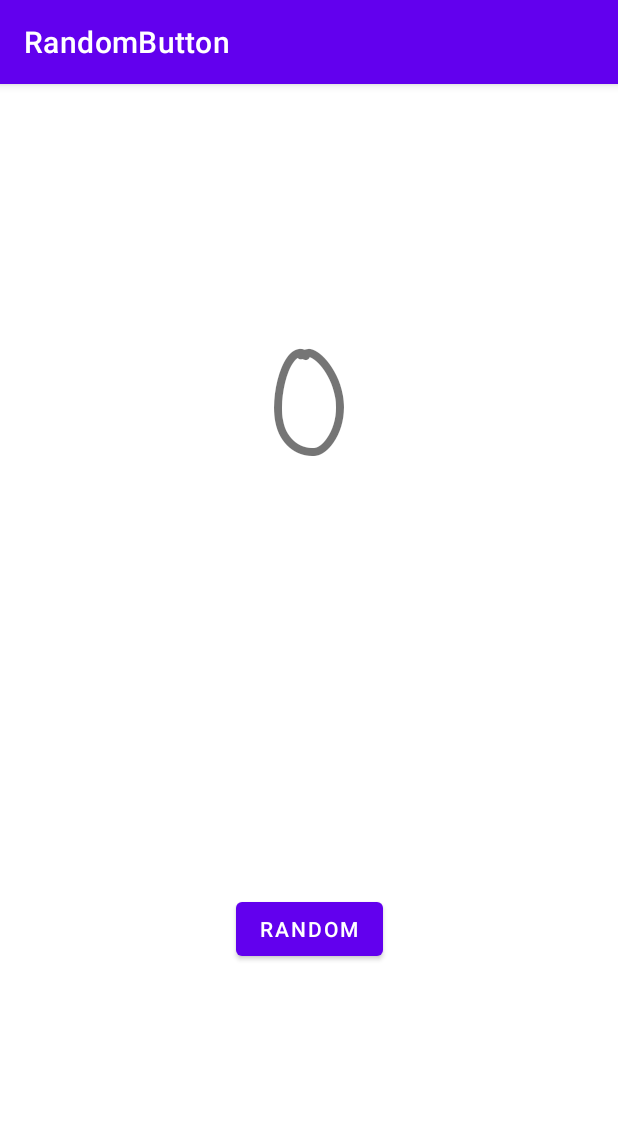
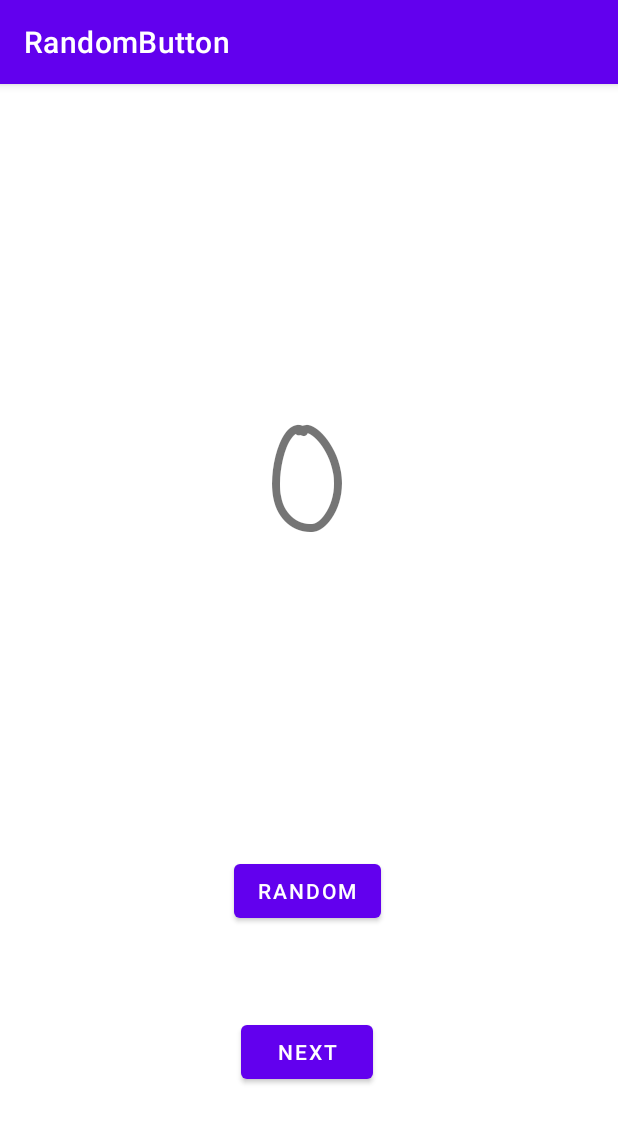
Before and after one commit to ToyDingo/RandomButton, an Android app: the screen it shows after launch (MainActivity), on a phone screen of 412 x 824 dp. Shown: the top 1123 px of the screen. Run offline under Robolectric (Android 15) with nearby library versions, the phone set to English and light mode, and no system bars.

Commit message:
finally updating this thing

```diff
--- a/app/build.gradle
+++ b/app/build.gradle
@@ -1,5 +1,6 @@
 plugins {
     id 'com.android.application'
+    id("androidx.navigation.safeargs")
 }
 
 android {
@@ -33,6 +34,10 @@ dependencies {
     implementation 'androidx.appcompat:appcompat:1.3.0'
     implementation 'com.google.android.material:material:1.4.0'
     implementation 'androidx.constraintlayout:constraintlayout:2.0.4'
+    implementation 'androidx.navigation:navigation-fragment:2.3.5'
+    implementation 'androidx.navigation:navigation-ui:2.3.5'
+    implementation 'androidx.legacy:legacy-support-v4:1.0.0'
+    implementation 'org.jetbrains:annotations:15.0'
     testImplementation 'junit:junit:4.+'
     androidTestImplementation 'androidx.test.ext:junit:1.1.3'
     androidTestImplementation 'androidx.test.espresso:espresso-core:3.4.0'
--- /dev/null
+++ b/app/src/main/java/com/example/randombutton/FirstFragment.java
@@ -0,0 +1,60 @@
+package com.example.randombutton;
+
+import android.os.Bundle;
+
+import androidx.annotation.NonNull;
+import androidx.annotation.Nullable;
+import androidx.fragment.app.Fragment;
+import androidx.navigation.fragment.NavHostFragment;
+
+import android.view.LayoutInflater;
+import android.view.View;
+import android.view.ViewGroup;
+import android.widget.Button;
+import android.widget.TextView;
+
+import java.util.Random;
+
+public class FirstFragment extends Fragment {
+
+    private TextView textView;
+    private View firstFragmentView;
+
+    @Override
+    public View onCreateView(LayoutInflater inflater, ViewGroup container,
+                             Bundle savedInstanceState) {
+
+        firstFragmentView = inflater.inflate(R.layout.fragment_first, container, false);
+        textView = firstFragmentView.findViewById(R.id.textView);
+
+        return firstFragmentView;
+    }
+
+    @Override
+    public void onViewCreated(@NonNull View view, @Nullable Bundle savedInstanceState) {
+        super.onViewCreated(view, savedInstanceState);
+
+        view.findViewById(R.id.random_button).setOnClickListener(new View.OnClickListener() {
+            @Override
+            public void onClick(View v) {
+                randomNumber();
+            }
+        });
+
+        view.findViewById(R.id.next_button).setOnClickListener(new View.OnClickListener() {
+            @Override
+            public void onClick(View v) {
+                String text = textView.getText().toString();
+                FirstFragmentDirections.ActionFirstFragmentToSecondFragment action = FirstFragmentDirections.actionFirstFragmentToSecondFragment();
+                action.setMyArg(text);
+                NavHostFragment.findNavController(FirstFragment.this).navigate(action);
+            }
+        });
+    }
+
+    private void randomNumber(){
+        Random random = new Random();
+        Integer number = random.nextInt(1028);
+        textView.setText(number.toString());
+    }
+}
--- a/app/src/main/java/com/example/randombutton/MainActivity.java
+++ b/app/src/main/java/com/example/randombutton/MainActivity.java
@@ -14,26 +14,9 @@ import java.util.Random;
 
 public class MainActivity extends AppCompatActivity {
 
-    private TextView textView;
-    private Button button;
-
     @Override
     protected void onCreate(Bundle savedInstanceState) {
         super.onCreate(savedInstanceState);
         setContentView(R.layout.activity_main);
-
-        textView = findViewById(R.id.textView);
-        button = findViewById(R.id.button);
-
-        button.setOnClickListener(new View.OnClickListener() {
-            @Override
-            public void onClick(View v){randomNumber();}
-        });
-    }
-
-    private void randomNumber(){
-        Random random = new Random();
-        Integer number = random.nextInt(1027);
-        textView.setText(number.toString());
     }
 }
--- a/app/src/main/res/layout/activity_main.xml
+++ b/app/src/main/res/layout/activity_main.xml
@@ -6,29 +6,13 @@
     android:layout_height="match_parent"
     tools:context=".MainActivity">
 
-    <TextView
-        android:id="@+id/textView"
-        android:layout_width="wrap_content"
-        android:layout_height="wrap_content"
-        android:layout_marginTop="32dp"
-        android:fontFamily="casual"
-        android:text="@string/textview"
-        android:textSize="96sp"
-        app:layout_constraintBottom_toTopOf="@+id/button"
-        app:layout_constraintLeft_toLeftOf="parent"
-        app:layout_constraintRight_toRightOf="parent"
-        app:layout_constraintTop_toTopOf="parent" />
-
-    <Button
-        android:id="@+id/button"
-        android:layout_width="wrap_content"
-        android:layout_height="wrap_content"
-        android:layout_marginTop="128dp"
-        android:layout_marginBottom="64dp"
-        android:text="@string/button"
-        app:layout_constraintBottom_toBottomOf="parent"
-        app:layout_constraintEnd_toEndOf="parent"
-        app:layout_constraintStart_toStartOf="parent"
-        app:layout_constraintTop_toBottomOf="@+id/textView" />
-
+    <androidx.fragment.app.FragmentContainerView
+        android:id="@+id/fragmentContainerView"
+        android:name="androidx.navigation.fragment.NavHostFragment"
+        android:layout_width="409dp"
+        android:layout_height="729dp"
+        app:defaultNavHost="true"
+        app:navGraph="@navigation/nav_graph"
+        tools:layout_editor_absoluteX="1dp"
+        tools:layout_editor_absoluteY="1dp" />
 </androidx.constraintlayout.widget.ConstraintLayout>
--- /dev/null
+++ b/app/src/main/res/layout/fragment_first.xml
@@ -0,0 +1,42 @@
+<?xml version="1.0" encoding="utf-8"?>
+<androidx.constraintlayout.widget.ConstraintLayout xmlns:android="http://schemas.android.com/apk/res/android"
+    xmlns:app="http://schemas.android.com/apk/res-auto"
+    xmlns:tools="http://schemas.android.com/tools"
+    android:layout_width="match_parent"
+    android:layout_height="match_parent"
+    tools:context=".FirstFragment">
+
+    <TextView
+        android:id="@+id/textView"
+        android:layout_width="wrap_content"
+        android:layout_height="wrap_content"
+        android:layout_marginTop="32dp"
+        android:fontFamily="casual"
+        android:text="@string/textview"
+        android:textSize="96sp"
+        app:layout_constraintBottom_toTopOf="@+id/random_button"
+        app:layout_constraintLeft_toLeftOf="parent"
+        app:layout_constraintRight_toRightOf="parent"
+        app:layout_constraintTop_toTopOf="parent" />
+
+    <Button
+        android:id="@+id/random_button"
+        android:layout_width="wrap_content"
+        android:layout_height="wrap_content"
+        android:text="@string/randombutton"
+        app:layout_constraintBottom_toBottomOf="parent"
+        app:layout_constraintEnd_toEndOf="parent"
+        app:layout_constraintStart_toStartOf="parent"
+        app:layout_constraintTop_toBottomOf="@+id/textView" />
+
+    <Button
+        android:id="@+id/next_button"
+        android:layout_width="wrap_content"
+        android:layout_height="wrap_content"
+        android:text="@string/nextbutton"
+        app:layout_constraintBottom_toBottomOf="parent"
+        app:layout_constraintEnd_toEndOf="parent"
+        app:layout_constraintStart_toStartOf="parent"
+        app:layout_constraintTop_toBottomOf="@+id/random_button" />
+
+</androidx.constraintlayout.widget.ConstraintLayout>
--- /dev/null
+++ b/app/src/main/res/navigation/nav_graph.xml
@@ -0,0 +1,30 @@
+<?xml version="1.0" encoding="utf-8"?>
+<navigation xmlns:android="http://schemas.android.com/apk/res/android"
+    xmlns:app="http://schemas.android.com/apk/res-auto"
+    xmlns:tools="http://schemas.android.com/tools"
+    android:id="@+id/nav_graph"
+    app:startDestination="@id/firstFragment">
+
+    <fragment
+        android:id="@+id/firstFragment"
+        android:name="com.example.randombutton.FirstFragment"
+        android:label="fragment_first"
+        tools:layout="@layout/fragment_first">
+        <action
+            android:id="@+id/action_firstFragment_to_secondFragment"
+            app:destination="@id/secondFragment" />
+    </fragment>
+    <fragment
+        android:id="@+id/secondFragment"
+        android:name="com.example.randombutton.SecondFragment"
+        android:label="fragment_second"
+        tools:layout="@layout/fragment_second" >
+        <action
+            android:id="@+id/action_secondFragment_to_firstFragment"
+            app:destination="@id/firstFragment" />
+        <argument
+            android:name="myArg"
+            app:argType="string"
+            android:defaultValue="0"/>
+    </fragment>
+</navigation>
--- a/app/src/main/res/values/strings.xml
+++ b/app/src/main/res/values/strings.xml
@@ -1,5 +1,7 @@
 <resources>
     <string name="app_name">RandomButton</string>
     <string name="textview">0</string>
-    <string name="button">Random</string>
+    <string name="randombutton">Random</string>
+    <string name="nextbutton">Next</string>
+    <string name="returnbutton">Return</string>
 </resources>
--- a/build.gradle
+++ b/build.gradle
@@ -6,6 +6,10 @@ buildscript {
     }
     dependencies {
         classpath "com.android.tools.build:gradle:4.2.2"
+
+        //Safe Args
+        def nav_version = "2.3.5"
+        classpath "androidx.navigation:navigation-safe-args-gradle-plugin:$nav_version"
 
         // NOTE: Do not place your application dependencies here; they belong
         // in the individual module build.gradle files
```
Also changed, not shown: app/src/main/java/com/example/randombutton/SecondFragment.java (added, +47 -0 lines), app/src/main/res/layout/fragment_second.xml (added, +30 -0 lines).
